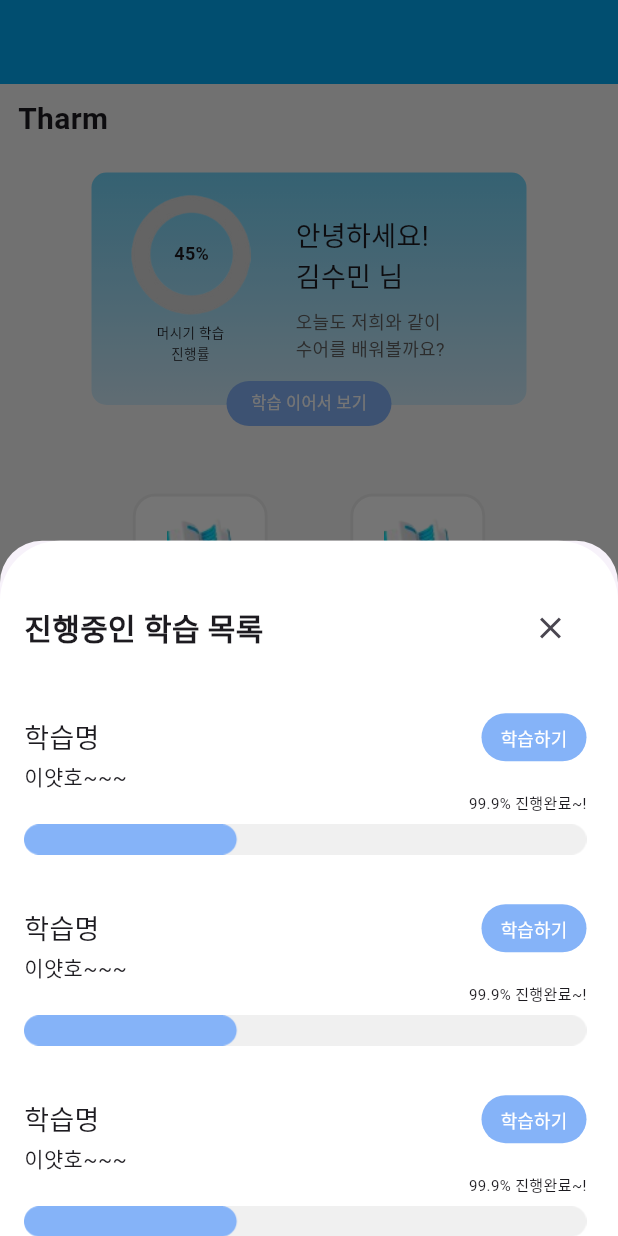
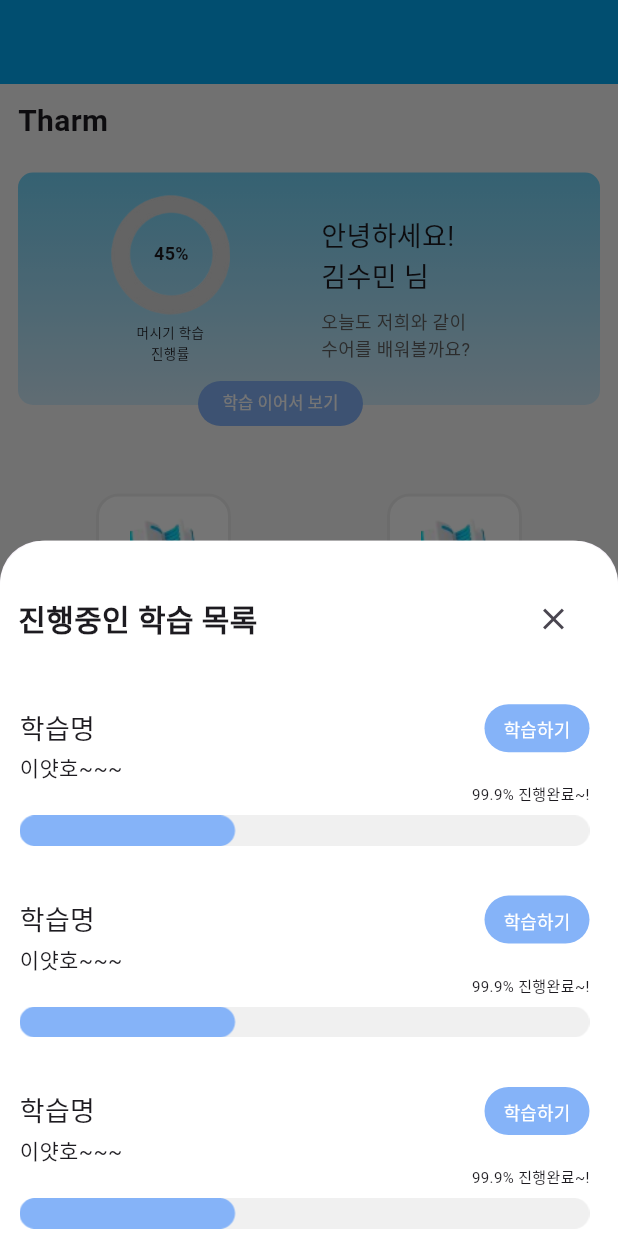
Before and after one commit to Tharm-project/tharm_front, a Flutter app: the HomeScreen screen opened directly, after a tap on "학습 이어서 보기", on a phone screen of 412 x 824 dp. Run offline on Flutter 3.47's test engine with Material 3 defaults, Android fonts, the phone set to English and light mode, and no system bars; drawn by our look-alikes of easy_rich_text; our stand-ins replace firebase_core, get; accounts and stored records are empty.

Commit message:
비율, 코드수정

```diff
--- a/lib/controller/detailedController.dart
+++ b/lib/controller/detailedController.dart
@@ -1,4 +1,4 @@
-import 'package:flutter/material.dart';
+// import 'package:flutter/material.dart';
 import 'package:get/get.dart';
 
 class DetailedController extends GetxController {
--- a/lib/main.dart
+++ b/lib/main.dart
@@ -4,8 +4,6 @@ import 'package:get/get.dart';
 import 'package:tharmproject/screens/home_screen.dart';
 import 'package:tharmproject/screens/learning_screen.dart';
 import 'package:tharmproject/screens/login_screen.dart';
-import 'package:tharmproject/screens/pdf_screen.dart';
-import 'package:tharmproject/screens/translation_screen.dart';
 import 'firebase_options.dart';
 
 void main() async{
@@ -31,8 +29,8 @@ class MyApp extends StatelessWidget {
           //     seedColor: const Color.fromARGB(255, 192, 145, 145)),
           // useMaterial3: true,
       ),
-      home: const LoginScreen(),
-      // home: const HomeScreen(),
+      // home: const LoginScreen(),
+      home: const HomeScreen(),
       // home: const LearningScreen(),
       // home: const TranslationScreen(),
       // home: const PdfScreen(),
--- a/lib/screens/home_screen.dart
+++ b/lib/screens/home_screen.dart
@@ -22,18 +22,19 @@ class HomeScreen extends StatelessWidget {
         //   ),
         // ),
       ),
-      body: Column(
-        crossAxisAlignment: CrossAxisAlignment.start,
+      body:Column(
         children: [
           Container(
             alignment: Alignment.centerLeft,
-            margin: const EdgeInsets.fromLTRB(12, 9, 0, 21),
+            margin: const EdgeInsets.fromLTRB(12, 10, 0, 20),
             child: const Text(
               'Tharm',
               style: TextStyle(fontSize: 20, fontWeight: FontWeight.bold),
             ),
           ),
-          Column(
+          Container(
+            padding: const EdgeInsets.fromLTRB(12, 0, 12, 0),
+            child: Column(
               children: [
                 // 첫번째 박스
                 SizedBox(
@@ -41,9 +42,9 @@ class HomeScreen extends StatelessWidget {
                   child: Stack(
                     children: [
                       Container(
-                      width: 290,
                         height: 155,
-                      padding: const EdgeInsets.fromLTRB(26, 15, 52, 0),
+                        padding: const EdgeInsets.fromLTRB(31, 15, 56, 0),
+                        // padding: const EdgeInsets.fromLTRB(26, 15, 56, 28), //원래
                         decoration: const BoxDecoration(
                           gradient: LinearGradient(
                             begin: Alignment.topCenter,
@@ -54,6 +55,8 @@ class HomeScreen extends StatelessWidget {
                           shape: BoxShape.rectangle,
                         ),
                         child: Row(
+                          mainAxisAlignment: MainAxisAlignment.spaceEvenly,
+                          // mainAxisAlignment: MainAxisAlignment.spaceAround,
                           children: [
                             SizedBox(
                               child: Column(
@@ -63,8 +66,7 @@ class HomeScreen extends StatelessWidget {
                                       SizedBox(
                                         width: 80,
                                         height: 80,
-                                      child: Image.asset(
-                                        'assets/images/loding.png'),
+                                        child: Image.asset('assets/images/loding.png'),
                                       ),
                                       const Positioned(
                                         top: 30,
@@ -103,7 +105,8 @@ class HomeScreen extends StatelessWidget {
                                           EasyRichTextPattern(
                                             targetString: '김수민',
                                             style: const TextStyle(
-                                          fontWeight: FontWeight.bold))
+                                              fontWeight: FontWeight.bold)
+                                          )
                                       ],
                                     ),
                                   ),
@@ -124,7 +127,7 @@ class HomeScreen extends StatelessWidget {
                         width: 110,
                         height: 30,
                         bottom: 0,
-                      left: 90,
+                        left: 120,
                         child: SizedBox(
                           height: 30,
                           child: TextButton(
@@ -141,36 +144,36 @@ class HomeScreen extends StatelessWidget {
                                     decoration: const BoxDecoration(
                                       color: Colors.white,
                                       borderRadius: BorderRadius.only(
-                                      topLeft: Radius.circular(40),
-                                      topRight: Radius.circular(40),
+                                        topLeft: Radius.circular(30),
+                                        topRight: Radius.circular(30),
                                       ),
                                     ),
                                     child: Container(
-                                    padding: const EdgeInsets.fromLTRB(16, 34, 21, 0),
+                                      padding: const EdgeInsets.fromLTRB(12, 28, 19, 0),
                                       child: Column(
                                         children: [
                                           Row(
-                                          mainAxisAlignment: MainAxisAlignment.spaceBetween,
+                                            mainAxisAlignment:
+                                              MainAxisAlignment
+                                                  .spaceBetween,
                                             children: [
                                               const Text(
                                                 '진행중인 학습 목록',
                                                 style: TextStyle(
                                                     fontSize: 20,
-                                                fontWeight: FontWeight.bold
-                                              ),
+                                                    fontWeight:
+                                                        FontWeight.bold),
                                               ),
                                               IconButton(
                                                 onPressed: () {
                                                   Get.back();
                                                 },
-                                              icon: const Icon(Icons.close_outlined)
-                                            ),
+                                                icon: const Icon(Icons.close_outlined)),
                                             ],
                                           ),
                                           const ProgressList(),
                                           const ProgressList(),
                                           const ProgressList(),
-                                        // const ProgressList(),
                                         ],
                                       ),
                                     ),
@@ -180,10 +183,7 @@ class HomeScreen extends StatelessWidget {
                             },
                             child: const Text(
                               '학습 이어서 보기',
-                            style: TextStyle(
-                              fontSize: 11,
-                              color: Colors.white
-                            ),
+                              style: TextStyle(fontSize: 11, color: Colors.white),
                             ),
                           ),
                         )
@@ -195,36 +195,27 @@ class HomeScreen extends StatelessWidget {
                 const Padding(padding: EdgeInsets.only(top: 45)),
                 // 두번째 박스
                 const SizedBox(
-                width: 235,
                   height: 220,
-                child: Center(
                   child: Column(
                     children: [
                       Row(
-                        mainAxisAlignment: MainAxisAlignment.center,
+                        mainAxisAlignment: MainAxisAlignment.spaceAround,
                         children: [
                           CustomButton(),
-                          SizedBox(
-                            width: 55,
-                          ),
-                          CustomButton()
+                          CustomButton(),
                         ],
                       ),
                       SizedBox(
                         height: 39,
                       ),
                       Row(
-                        mainAxisAlignment: MainAxisAlignment.center,
+                        mainAxisAlignment: MainAxisAlignment.spaceAround,
                         children: [
                           CustomButton(),
-                          SizedBox(
-                            width: 55,
-                          ),
                           CustomButton(),
                         ],
                       )
                     ],
-                  ),
                   ),
                 ),
 
@@ -256,16 +247,16 @@ class HomeScreen extends StatelessWidget {
                         height: 9,
                       ),
                       SizedBox(
-                      width: 288,
-                      height: 75,
                         child: Image(
                             image: AssetImage('assets/images/banner0.png')),
                       ),
                     ],
-                )),
+                  )
+                  ),
                 ),
               ],
             ),
+          )
         ],
       )
     );
--- a/lib/screens/translation_screen.dart
+++ b/lib/screens/translation_screen.dart
@@ -11,8 +11,7 @@ class TranslationScreen extends StatelessWidget {
         backgroundColor: Colors.lightBlue,
       ),
       body: Padding(
-        padding: const EdgeInsets.fromLTRB(30, 60, 30, 0),
-        // padding: EdgeInsets.fromLTRB(12, 60, 12, 0), // 원래
+        padding: const EdgeInsets.fromLTRB(12, 60, 12, 0),
         child: Column(
           children: [
             const Align(
--- a/lib/widgets/progresslist.dart
+++ b/lib/widgets/progresslist.dart
@@ -8,7 +8,7 @@ class ProgressList extends StatelessWidget {
   @override
   Widget build(BuildContext context) {
     return Container(
-      padding: const EdgeInsets.only(top: 33),
+      padding: const EdgeInsets.fromLTRB(1, 33, 0, 0),
       child: Column(
         children: [
           Row(
```
Also changed, not shown: lib/screens/detailed_screen.dart (+13 -10 lines), lib/screens/learning_screen.dart (+7 -9 lines), lib/screens/login_screen.dart (+28 -10 lines), lib/widgets/learninghistory.dart (+4 -6 lines). Lines whose indentation alone changed are shown as unchanged.
